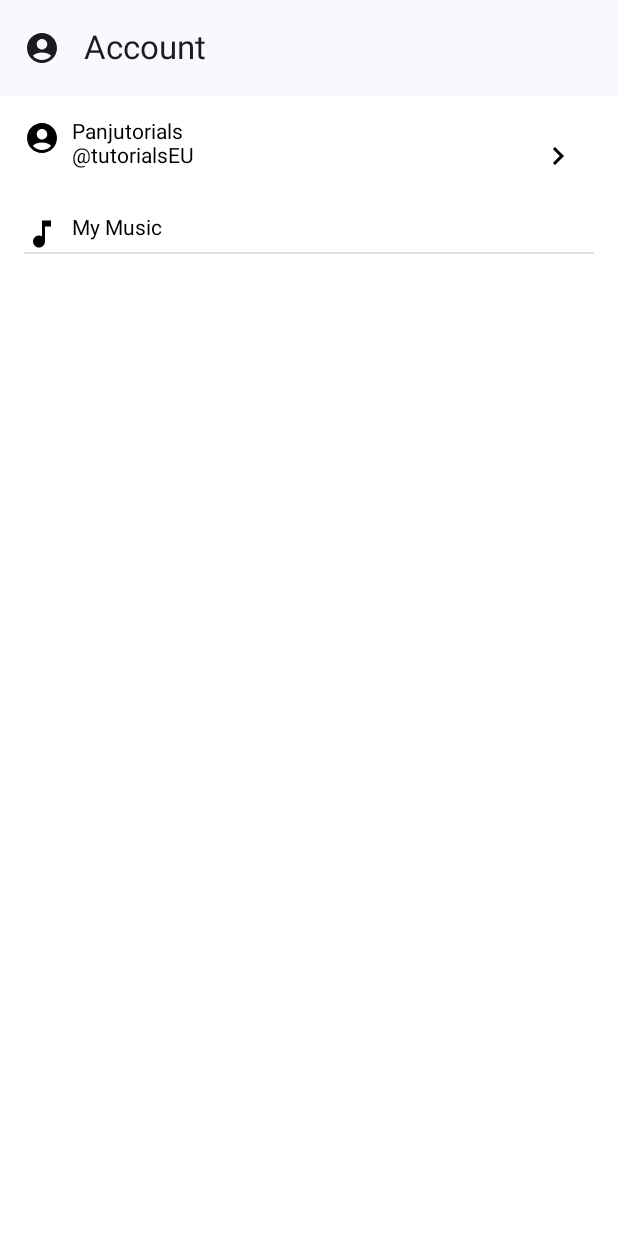
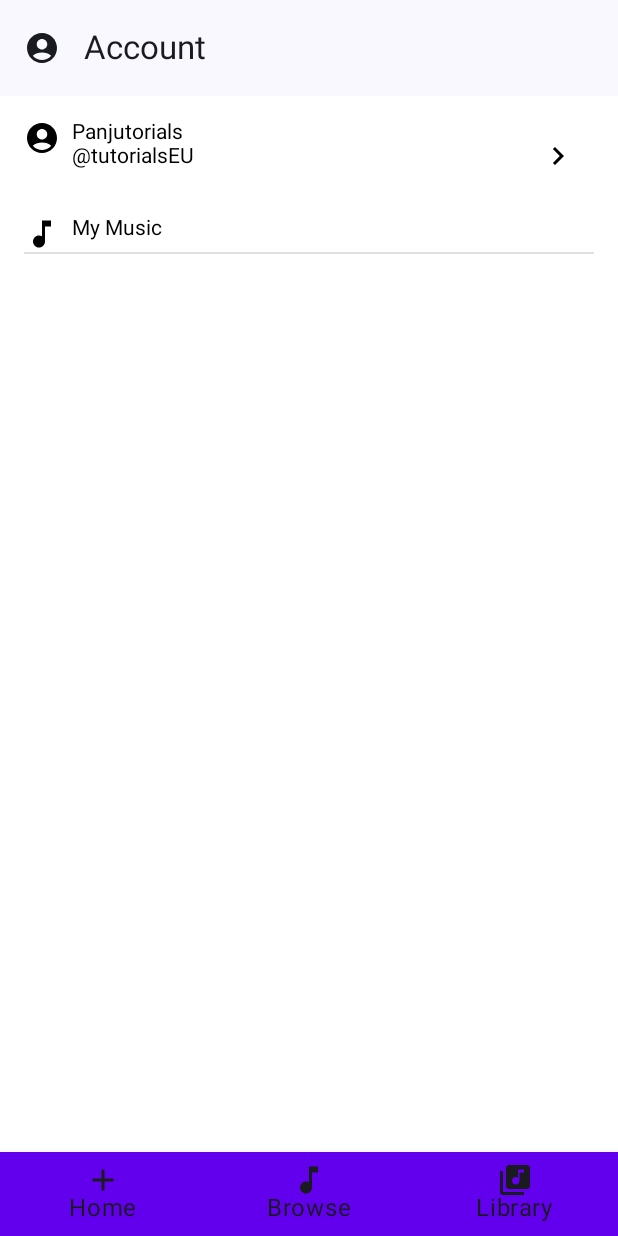
Before and after one commit to Gatrix1205/MusicAppBasicUIAndroid, an Android app built with Jetpack Compose: the screen it shows after launch (MainActivity), on a phone screen of 412 x 824 dp. Run offline under Robolectric (Android 15) with nearby library versions, the phone set to English and light mode, and no system bars.

Commit message:
Bottom bar

```diff
--- a/app/src/main/java/com/example/musicappbasic/MainView.kt
+++ b/app/src/main/java/com/example/musicappbasic/MainView.kt
@@ -7,8 +7,11 @@ import androidx.compose.foundation.layout.PaddingValues
 import androidx.compose.foundation.layout.Row
 import androidx.compose.foundation.layout.fillMaxWidth
 import androidx.compose.foundation.layout.padding
+import androidx.compose.foundation.layout.wrapContentSize
 import androidx.compose.foundation.lazy.LazyColumn
 import androidx.compose.foundation.lazy.items
+import androidx.compose.material.BottomNavigation
+import androidx.compose.material.BottomNavigationItem
 import androidx.compose.material.IconButton
 import androidx.compose.material.ScaffoldState
 import androidx.compose.material.icons.Icons
@@ -60,11 +63,43 @@ fun MainView(){
     val currentScreen = remember{
         viewModel.currentScreen.value
     }
-
     val title  = remember{
         mutableStateOf(currentScreen.title)
+
+    }
+
+    val bottomBar : @Composable () -> Unit = {
+        if(currentScreen is Screen.DrawerScreen ||
+            currentScreen == Screen.BottomScreen.Home){
+            BottomNavigation(Modifier.wrapContentSize()){
+                bottomBarList.forEach {
+                    item ->
+                    BottomNavigationItem(
+                        selected = currentRoute == item.bRoute,
+                        onClick = {
+                            controller.navigate(
+                                item.bRoute
+                            )
+                        },
+                        icon = {
+                            Icon(
+                                contentDescription = item.bTitle,
+                                painter = painterResource(id = item.icon)
+                            )
+                        },
+                        label ={
+                            Text(
+                                text = item.bTitle
+                            )
+                        },
+                        selectedContentColor = Color.White,
+                        unselectedContentColor = Color.Black)
+                }
+            }
+        }
     }
     Scaffold(
+        bottomBar = bottomBar,
         scaffoldState = scaffoldState,
         drawerContent = {
             LazyColumn(Modifier.padding(16.dp)){
--- a/app/src/main/java/com/example/musicappbasic/Screen.kt
+++ b/app/src/main/java/com/example/musicappbasic/Screen.kt
@@ -1,10 +1,29 @@
 package com.example.musicappbasic
+import android.annotation.SuppressLint
 import androidx.annotation.DrawableRes
 
 sealed class Screen(
     val title: String,
     val route: String,
 ) {
+    sealed class BottomScreen(
+        val bTitle: String,
+        val bRoute : String,
+        @DrawableRes val icon : Int
+    ) : Screen(bTitle, bRoute){
+        @SuppressLint("PrivateResource")
+        object Home: BottomScreen(
+            "Home","home", R.drawable.ic_add
+        )
+        object Library: BottomScreen(
+            "Library","library", R.drawable.ic_subscription
+        )
+
+        object Browse : BottomScreen(
+            "Browse", "browse", R.drawable.ic_music
+        )
+    }
+
     sealed class DrawerScreen(
         val  dTitle: String,
         val  dRoute: String,
@@ -31,6 +50,12 @@ sealed class Screen(
     }
 }
 
+val bottomBarList = listOf(
+    Screen.BottomScreen.Home,
+    Screen.BottomScreen.Browse,
+    Screen.BottomScreen.Library
+)
+
 val screensList =  listOf(
     Screen.DrawerScreen.Account,
     Screen.DrawerScreen.Subscription,
```
